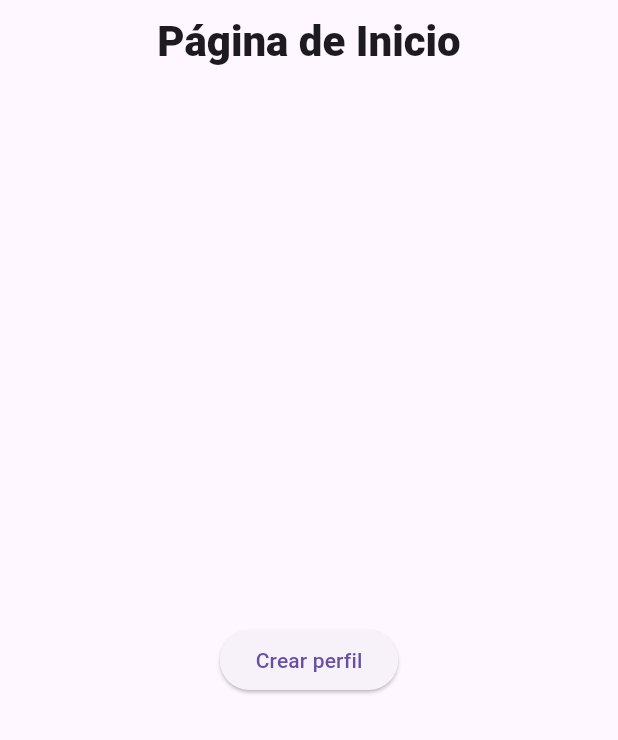
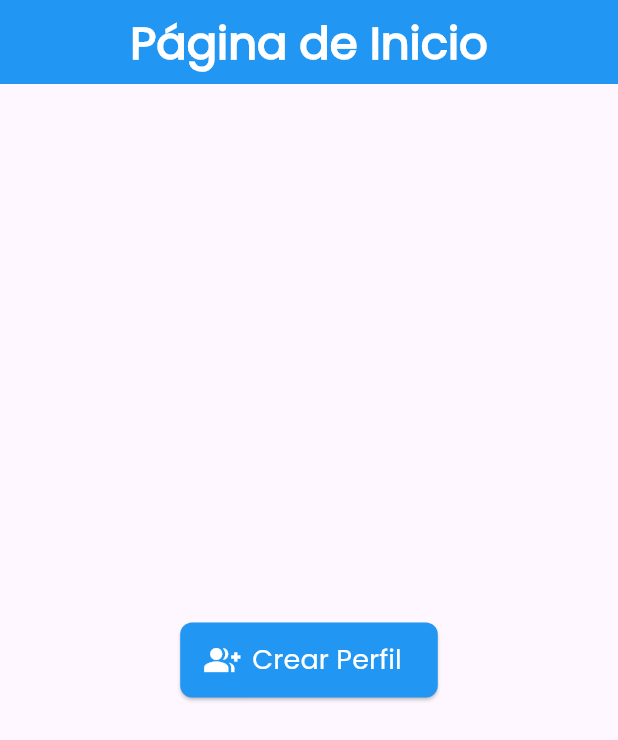
Before and after one commit to Luna-hashbrown/user_app, a Flutter app: the screen it shows after launch, on a phone screen of 412 x 824 dp. Shown: the top 740 px of the screen. Run offline on Flutter 3.47's test engine with Material 3 defaults, Android fonts, the phone set to English and light mode, and no system bars.

Commit message:
Arreglar diseño de pagina Home

```diff
--- a/lib/main.dart
+++ b/lib/main.dart
@@ -22,6 +22,7 @@ class MyApp extends StatelessWidget {
         '/createProfile': (context) => const CreateProfileScreen(),
         '/profile': (context) => const ProfileScreen(),
       },
+      theme: ThemeData(fontFamily: "Poppins")
     );
   }
 }
--- a/lib/presentation/screens/create_profile_view/create_profile_view.dart
+++ b/lib/presentation/screens/create_profile_view/create_profile_view.dart
@@ -19,7 +19,8 @@ class _CreateProfileScreenState extends State<CreateProfileScreen> {
   Widget build(BuildContext context) {
     return Scaffold(
       appBar: AppBar(
-        title: const Text('Crear Perfil'),
+        title: const Text("Crear Perfil", style: TextStyle(fontSize: 28, fontWeight: FontWeight.w900),
+          ),
       ),
       body: Padding(
         padding: const EdgeInsets.all(16.0),
@@ -29,11 +30,13 @@ class _CreateProfileScreenState extends State<CreateProfileScreen> {
               controller: nameController,
               labelText: 'Nombre',
             ),
+            const SizedBox(height: 20,),
             CustomTextField(
               controller: ageController,
               labelText: 'Edad',
               keyboardType: TextInputType.number,
             ),
+            const SizedBox(height: 20,),
             CustomTextField(
               controller: occupationController,
               labelText: 'Ocupación',
--- a/lib/presentation/screens/home_view/home_view.dart
+++ b/lib/presentation/screens/home_view/home_view.dart
@@ -7,16 +7,32 @@ class HomeScreen extends StatelessWidget {
   Widget build(BuildContext context) {
     return Scaffold(
       appBar: AppBar(
-        title: const Text("Página de Inicio", style: TextStyle(fontSize: 28, fontWeight: FontWeight.w900),
+        title: const Text(
+          "Página de Inicio",
+          style: TextStyle(
+            fontSize: 30,
+            fontWeight: FontWeight.w900,
+            color: Colors.white, // Cambia el color del texto
           ),
-          centerTitle: true,
+        ),
+        centerTitle: true,
+        backgroundColor: Colors.blue, // Cambia el color del fondo del AppBar
       ),
       body: Center(
-        child: ElevatedButton(
+        child: ElevatedButton.icon(
           onPressed: () {
-            Navigator.pushNamed(context, '/createProfile'); // Navegará a la siguiente pantalla (que crearás después).
+            Navigator.pushNamed(context, '/createProfile');
           },
-          child: const Text('Crear perfil'),
+          icon: Icon(Icons.group_add, size: 24),
+          label: Text('Crear Perfil', style: TextStyle(fontSize: 18)),
+          style: ElevatedButton.styleFrom(
+            backgroundColor: Colors.blue,
+            foregroundColor: Colors.white,
+            minimumSize: Size(150, 50),
+            shape: RoundedRectangleBorder(
+              borderRadius: BorderRadius.circular(8),
+            ),
+          ),
         ),
       ),
     );
--- a/lib/presentation/widgets/custom.textfield.dart
+++ b/lib/presentation/widgets/custom.textfield.dart
@@ -14,17 +14,15 @@ class CustomTextField extends StatelessWidget {
 
   @override
   Widget build(BuildContext context) {
-
     return
     TextField(
       controller: controller,
       decoration: InputDecoration(
         labelText: labelText,
         border: OutlineInputBorder(
-          borderRadius: BorderRadius.circular(30.0))
+          borderRadius: BorderRadius.circular(20.0))
       ),
       keyboardType: keyboardType,
     );
-
   }
 }
--- a/pubspec.yaml
+++ b/pubspec.yaml
@@ -17,3 +17,7 @@ dev_dependencies:
 
 flutter:
   uses-material-design: true
+  fonts:
+    - family: Poppins
+      fonts:
+        - asset: assets/fonts/poppins_regular.ttf
```
Also changed, not shown: lib/presentation/widgets/custom_button.dart (+5 -4 lines), assets/fonts/poppins_regular.ttf (added).
